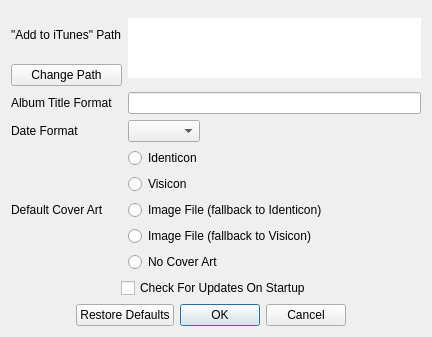
First picture: the form in src/ui/settings.ui, repository zpchavez/boottunes, before the edit.
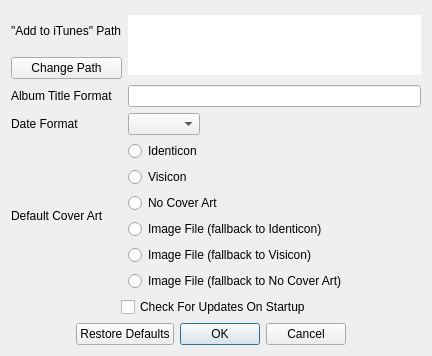
Second picture: the form after the edit.

Commit message: Added default art option "Image File (fallback to No Cover Art)", created queue icon for shows with no art, and increased icon size.

```diff
--- a/src/ui/settings.ui
+++ b/src/ui/settings.ui
@@ -10,7 +10,7 @@
     <x>0</x>
     <y>0</y>
     <width>432</width>
-    <height>337</height>
+    <height>356</height>
    </rect>
   </property>
   <property name="sizePolicy">
@@ -169,6 +169,13 @@
          </property>
         </widget>
        </item>
+       <item>
+        <widget class="QRadioButton" name="defaultArtRadioButtonNoCoverArt">
+         <property name="text">
+          <string>No Cover Art</string>
+         </property>
+        </widget>
+       </item>
        <item>
         <widget class="QRadioButton" name="defaultArtRadioButtonImageFileIdenticon">
          <property name="text">
@@ -184,9 +191,9 @@
         </widget>
        </item>
        <item>
-        <widget class="QRadioButton" name="defaultArtRadioButtonNoCoverArt">
+        <widget class="QRadioButton" name="defaultArtRadioButtonImageFileNoCoverArt">
          <property name="text">
-          <string>No Cover Art</string>
+          <string>Image File (fallback to No Cover Art)</string>
          </property>
         </widget>
        </item>
```
The commit also changes 5 other files.
